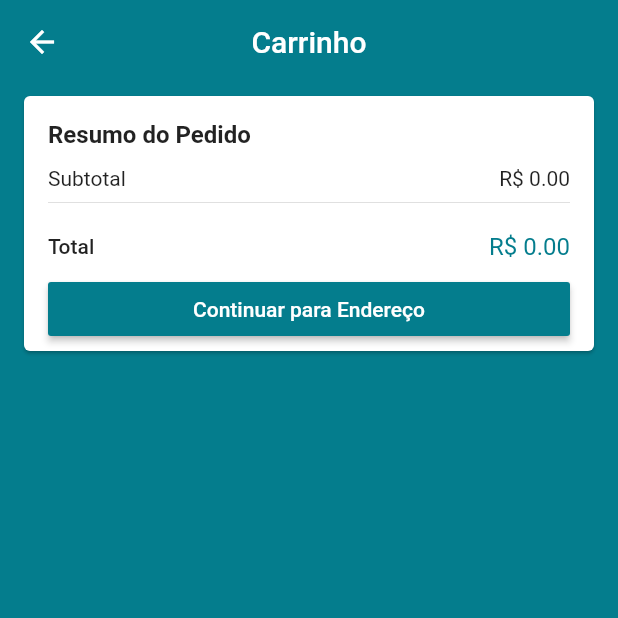
After one commit to diogocavassani/LojaVirtual, a Flutter app: the CartScreen screen opened by its route, after a tap on "Continuar para Endereço", on a phone screen of 412 x 824 dp, the top half of it. The commit adds this screen. Run offline on Flutter 3.47's test engine with Material 2 defaults, Android fonts, the phone set to English and light mode, and no system bars; our stand-ins replace carousel_pro, cloud_firestore, firebase_auth; accounts and stored records are empty.

Commit message:
Carrinho de Compras

```diff
--- /dev/null
+++ b/lib/common/price_card.dart
@@ -0,0 +1,76 @@
+import 'package:flutter/material.dart';
+import 'package:loja_virtual/models/cart_manager.dart';
+import 'package:provider/provider.dart';
+
+class PriceCard extends StatelessWidget {
+  const PriceCard({this.buttonText, this.onPressed});
+
+  final String buttonText;
+  final VoidCallback onPressed;
+
+  @override
+  Widget build(BuildContext context) {
+    final cartManager = context.watch<CartManager>();
+    final productsPrice = cartManager.productsPrice;
+
+    return Card(
+      margin: const EdgeInsets.symmetric(horizontal: 16, vertical: 8),
+      child: Padding(
+        padding: const EdgeInsets.fromLTRB(16, 16, 16, 4),
+        child: Column(
+          crossAxisAlignment: CrossAxisAlignment.stretch,
+          children: <Widget>[
+            Text(
+              'Resumo do Pedido',
+              textAlign: TextAlign.start,
+              style: TextStyle(
+                fontWeight: FontWeight.w600,
+                fontSize: 16,
+              ),
+            ),
+            const SizedBox(
+              height: 12,
+            ),
+            Row(
+              mainAxisAlignment: MainAxisAlignment.spaceBetween,
+              children: <Widget>[
+                const Text('Subtotal'),
+                Text('R\$ ${productsPrice.toStringAsFixed(2)}')
+              ],
+            ),
+            const Divider(),
+            const SizedBox(
+              height: 12,
+            ),
+            Row(
+              mainAxisAlignment: MainAxisAlignment.spaceBetween,
+              children: <Widget>[
+                Text(
+                  'Total',
+                  style: TextStyle(fontWeight: FontWeight.w500),
+                ),
+                Text(
+                  'R\$ ${productsPrice.toStringAsFixed(2)}',
+                  style: TextStyle(
+                    color: Theme.of(context).primaryColor,
+                    fontSize: 16,
+                  ),
+                )
+              ],
+            ),
+            const SizedBox(
+              height: 8,
+            ),
+            RaisedButton(
+              color: Theme.of(context).primaryColor,
+              disabledColor: Theme.of(context).primaryColor.withAlpha(100),
+              textColor: Colors.white,
+              onPressed: onPressed,
+              child: Text(buttonText),
+            ),
+          ],
+        ),
+      ),
+    );
+  }
+}
--- a/lib/main.dart
+++ b/lib/main.dart
@@ -1,8 +1,10 @@
 import 'package:flutter/material.dart';
+import 'package:loja_virtual/models/cart_manager.dart';
 import 'package:loja_virtual/models/product.dart';
 import 'package:loja_virtual/models/product_manager.dart';
 import 'package:loja_virtual/models/user_manager.dart';
 import 'package:loja_virtual/screens/base/base_screen.dart';
+import 'package:loja_virtual/screens/cart/cart_screen.dart';
 import 'package:loja_virtual/screens/login/login_screen.dart';
 import 'package:loja_virtual/screens/product/product_screnn.dart';
 import 'package:loja_virtual/screens/signup/signup_screen.dart';
@@ -25,6 +27,12 @@ class MyApp extends StatelessWidget {
         ChangeNotifierProvider(
           create: (_) => ProductManager(),
           lazy: false,
+        ),
+        ChangeNotifierProxyProvider<UserManager, CartManager>(
+          create: (_) => CartManager(),
+          lazy: false,
+          update: (_, userManager, cartManager) =>
+              cartManager..updateUser(userManager),
         )
       ],
       child: MaterialApp(
@@ -45,9 +53,12 @@ class MyApp extends StatelessWidget {
               return MaterialPageRoute(builder: (_) => BaseScreen());
             case '/signup':
               return MaterialPageRoute(builder: (_) => SignUpScreen());
+            case '/cart':
+              return MaterialPageRoute(builder: (_) => CartScreen());
             case '/product':
               return MaterialPageRoute(
                   builder: (_) => ProdutcScreen(settings.arguments as Product));
+
             default:
               return MaterialPageRoute(builder: (_) => BaseScreen());
           }
--- a/lib/models/user.dart
+++ b/lib/models/user.dart
@@ -16,6 +16,8 @@ class User {
 
   DocumentReference get firestoreRef =>
       Firestore.instance.document('users/$id');
+  CollectionReference get cartReference => firestoreRef.collection('cart');
+
   Future<void> saveData() async {
     await firestoreRef.setData(toMap());
   }
--- /dev/null
+++ b/lib/screens/cart/cart_screen.dart
@@ -0,0 +1,34 @@
+import 'package:flutter/material.dart';
+import 'package:loja_virtual/common/price_card.dart';
+import 'package:loja_virtual/models/cart_manager.dart';
+import 'package:loja_virtual/screens/cart/components/cart_title.dart';
+import 'package:provider/provider.dart';
+
+class CartScreen extends StatelessWidget {
+  @override
+  Widget build(BuildContext context) {
+    return Scaffold(
+      appBar: AppBar(
+        title: const Text('Carrinho'),
+        centerTitle: true,
+      ),
+      body: Consumer<CartManager>(
+        builder: (_, cartManager, __) {
+          return ListView(
+            children: <Widget>[
+              Column(
+                children: cartManager.items
+                    .map((cartProduct) => CartTitle(cartProduct))
+                    .toList(),
+              ),
+              PriceCard(
+                buttonText: 'Continuar para Endereço',
+                onPressed: cartManager.isCartValid ? () {} : null,
+              )
+            ],
+          );
+        },
+      ),
+    );
+  }
+}
--- a/lib/screens/product/product_screnn.dart
+++ b/lib/screens/product/product_screnn.dart
@@ -1,5 +1,6 @@
 import 'package:carousel_pro/carousel_pro.dart';
 import 'package:flutter/material.dart';
+import 'package:loja_virtual/models/cart_manager.dart';
 import 'package:loja_virtual/models/product.dart';
 import 'package:loja_virtual/models/user_manager.dart';
 import 'package:loja_virtual/screens/product/components/size_widget.dart';
@@ -100,7 +101,10 @@ class ProdutcScreen extends StatelessWidget {
                             onPressed: product.selectedSize != null
                                 ? () {
                                     if (userManager.isLoggedIn) {
-                                      //TODO: Adicionar ao Carrinho
+                                      context
+                                          .read<CartManager>()
+                                          .addToCart(product);
+                                      Navigator.of(context).pushNamed('/cart');
                                     } else {
                                       Navigator.of(context).pushNamed('/login');
                                     }
```
Also changed, not shown: lib/common/custom_icon_button.dart (added, +29 -0 lines), lib/models/cart_manager.dart (added, +85 -0 lines), lib/models/cart_product.dart (added, +72 -0 lines), lib/models/product.dart (+8 -0 lines), lib/screens/cart/components/cart_title.dart (added, +100 -0 lines), lib/screens/products/products_screen.dart (+8 -0 lines).
